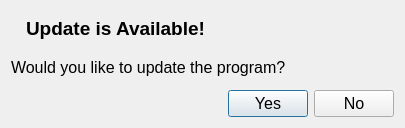
Before: the Qt Designer form src/forms/update_prompt.ui in DinoZAR/CentralAccessReader, drawn with Qt 5.
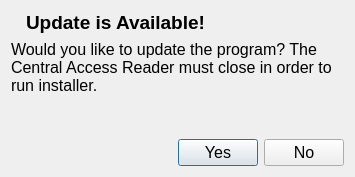
After: the same form once the commit is applied. Icons and pictures are not drawn.

Commit message: Updated the updater GUI so that it warns user that it must close program before running installer. Also made tab order on setting pages more logical.

The edit to the form file:
```diff
--- a/src/forms/update_prompt.ui
+++ b/src/forms/update_prompt.ui
@@ -6,8 +6,8 @@
    <rect>
     <x>0</x>
     <y>0</y>
-    <width>405</width>
-    <height>128</height>
+    <width>355</width>
+    <height>177</height>
    </rect>
   </property>
   <property name="font">
@@ -18,7 +18,7 @@
   <property name="windowTitle">
    <string>Dialog</string>
   </property>
-  <layout class="QVBoxLayout" name="verticalLayout">
+  <layout class="QVBoxLayout" name="verticalLayout_3">
    <item>
     <layout class="QHBoxLayout" name="horizontalLayout" stretch="0,1">
      <item>
@@ -50,7 +50,10 @@
    <item>
     <widget class="QLabel" name="label_3">
      <property name="text">
-      <string>Would you like to update the program?</string>
+      <string>Would you like to update the program? The Central Access Reader must close in order to run installer.</string>
+     </property>
+     <property name="wordWrap">
+      <bool>true</bool>
      </property>
     </widget>
    </item>
@@ -70,12 +73,44 @@
       </spacer>
      </item>
      <item>
+      <layout class="QVBoxLayout" name="verticalLayout">
+       <item>
+        <spacer name="verticalSpacer">
+         <property name="orientation">
+          <enum>Qt::Vertical</enum>
+         </property>
+         <property name="sizeHint" stdset="0">
+          <size>
+           <width>20</width>
+           <height>40</height>
+          </size>
+         </property>
+        </spacer>
+       </item>
+       <item>
       <widget class="QPushButton" name="yesButton">
        <property name="text">
         <string>Yes</string>
        </property>
       </widget>
      </item>
+      </layout>
+     </item>
+     <item>
+      <layout class="QVBoxLayout" name="verticalLayout_2">
+       <item>
+        <spacer name="verticalSpacer_2">
+         <property name="orientation">
+          <enum>Qt::Vertical</enum>
+         </property>
+         <property name="sizeHint" stdset="0">
+          <size>
+           <width>20</width>
+           <height>40</height>
+          </size>
+         </property>
+        </spacer>
+       </item>
      <item>
       <widget class="QPushButton" name="noButton">
        <property name="text">
@@ -86,6 +121,8 @@
     </layout>
    </item>
   </layout>
+   </item>
+  </layout>
  </widget>
  <tabstops>
   <tabstop>yesButton</tabstop>
```
Left out of the diff: 2 changed lines with no effect on the pictures. Lines whose indentation alone changed are shown as unchanged. The commit also changes 8 other files.
